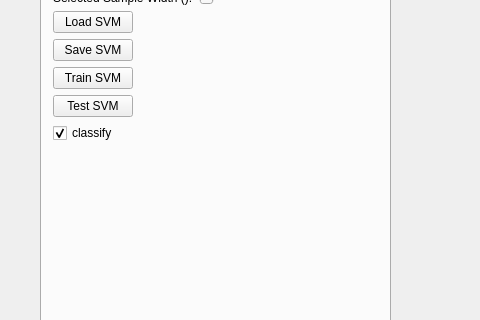
Before: the Qt Designer form SLTraining/mainwindow.ui in iti-luebeck/HANSE2011, drawn with Qt 5; both pictures show x 0 to 480 and y 133 to 453 of the 1195 by 705 pixel window.
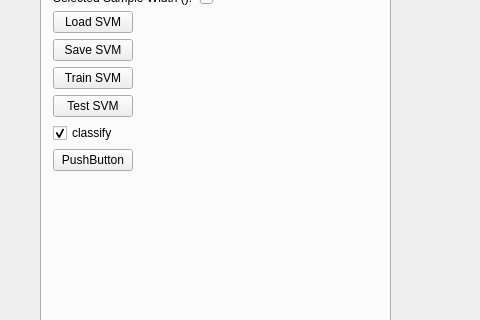
After: the same form once the commit is applied. Custom widgets are drawn as their Qt base class.

The edit to the form file:
```diff
--- a/SLTraining/mainwindow.ui
+++ b/SLTraining/mainwindow.ui
@@ -115,6 +115,13 @@
          </property>
         </widget>
        </item>
+       <item row="9" column="0">
+        <widget class="QPushButton" name="pushButton">
+         <property name="text">
+          <string>PushButton</string>
+         </property>
+        </widget>
+       </item>
       </layout>
      </widget>
     </widget>
```
